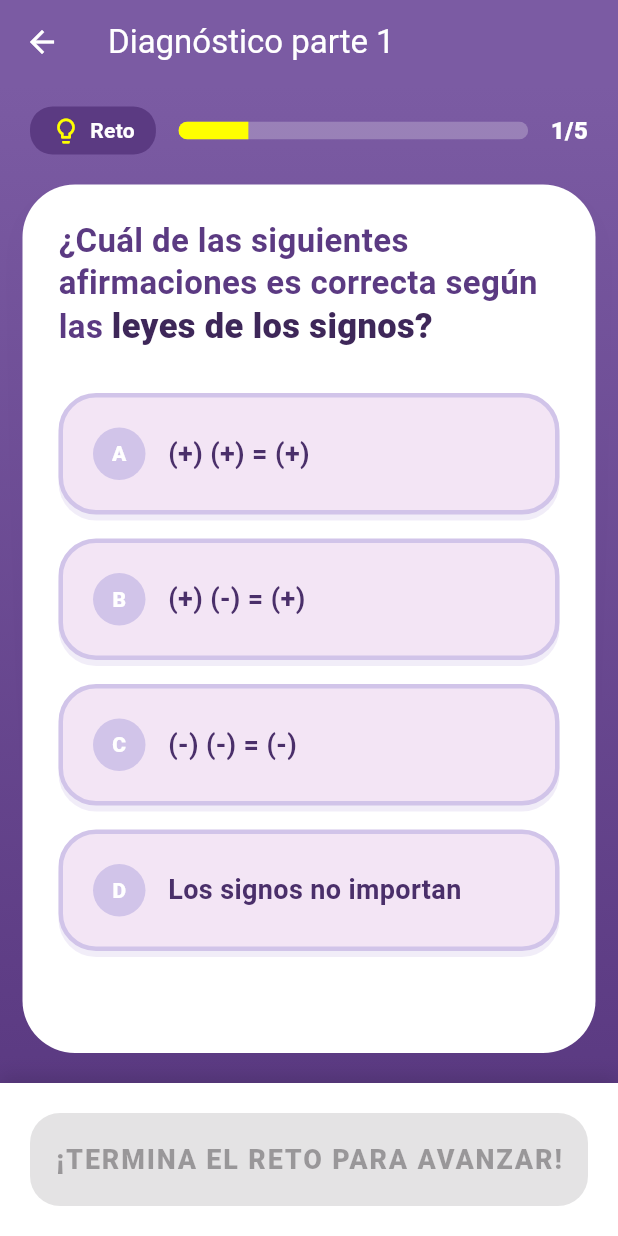
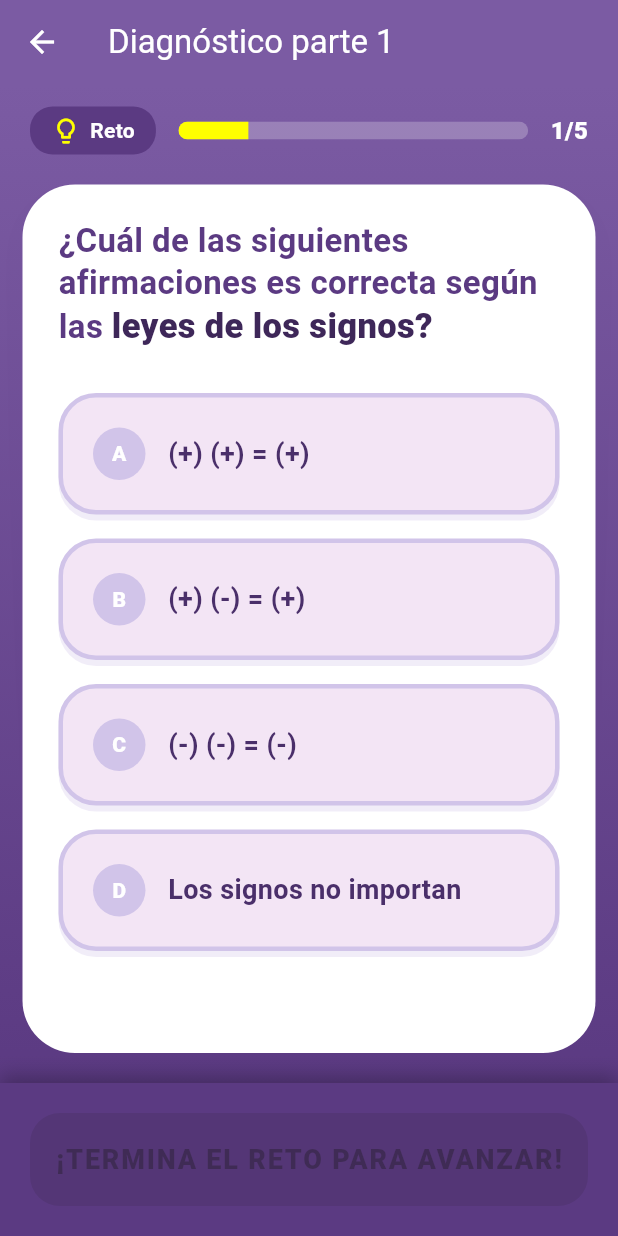
Before and after one commit to J4NLV/-dora-app, a Flutter app: the DynamicContentScreen screen opened directly, on a phone screen of 412 x 824 dp. Run offline on Flutter 3.47's test engine with Material 3 defaults, Android fonts, the phone set to English and light mode, and no system bars; our stand-ins replace cloud_firestore, firebase_auth, firebase_core, google_sign_in; accounts and stored records are empty.

Commit message:
fix: Eliminate white gap under video screen and harmonize purple bottom navigation bar

```diff
--- a/lib/screen/dynamic_content_screen.dart
+++ b/lib/screen/dynamic_content_screen.dart
@@ -29,13 +29,15 @@ class DynamicContentScreen extends StatelessWidget {
     }
 
     return Scaffold(
+      backgroundColor: const Color(0xFF5B3A82),
       appBar: AppBar(
         title: Text(leccion.titulo),
         backgroundColor: const Color(0xFF7B5BA3),
         foregroundColor: Colors.white,
         elevation: 0,
       ),
-      body: Container(
+      body: SizedBox.expand(
+        child: Container(
           decoration: const BoxDecoration(
             gradient: LinearGradient(
               begin: Alignment.topCenter,
@@ -45,16 +47,17 @@ class DynamicContentScreen extends StatelessWidget {
           ),
           child: _buildContent(leccion.tipo, data),
         ),
+      ),
       bottomNavigationBar: Container(
         padding: const EdgeInsets.all(20.0),
         decoration: const BoxDecoration(
-          color: Colors.white,
-          boxShadow: [BoxShadow(color: Colors.black12, blurRadius: 10, offset: Offset(0, -5))],
+          color: Color(0xFF5B3A82),
+          boxShadow: [BoxShadow(color: Colors.black26, blurRadius: 10, offset: Offset(0, -5))],
         ),
         child: ElevatedButton(
           style: ElevatedButton.styleFrom(
-            backgroundColor: controller.canMoveToNext ? const Color(0xFF7B5BA3) : Colors.grey,
-            foregroundColor: Colors.white,
+            backgroundColor: controller.canMoveToNext ? Colors.white : Colors.white24,
+            foregroundColor: controller.canMoveToNext ? const Color(0xFF5B3A82) : Colors.white60,
             padding: const EdgeInsets.symmetric(vertical: 18),
             shape: RoundedRectangleBorder(borderRadius: BorderRadius.circular(20)),
             elevation: controller.canMoveToNext ? 5 : 0,
--- a/lib/widgets/video_widget.dart
+++ b/lib/widgets/video_widget.dart
@@ -8,7 +8,9 @@ class VideoWidget extends StatelessWidget {
 
   @override
   Widget build(BuildContext context) {
-    return SingleChildScrollView(
+    return Container(
+      constraints: const BoxConstraints.expand(),
+      child: SingleChildScrollView(
         padding: const EdgeInsets.all(20.0),
         child: Column(
           crossAxisAlignment: CrossAxisAlignment.start,
@@ -41,7 +43,9 @@ class VideoWidget extends StatelessWidget {
               baseStyle: const TextStyle(fontSize: 16, height: 1.5, color: Colors.white),
               boldStyle: const TextStyle(fontSize: 16, height: 1.5, fontWeight: FontWeight.w900, color: Colors.yellowAccent),
             ),
+            const SizedBox(height: 30),
           ],
+        ),
       ),
     );
   }
```
Lines whose indentation alone changed are shown as unchanged.
